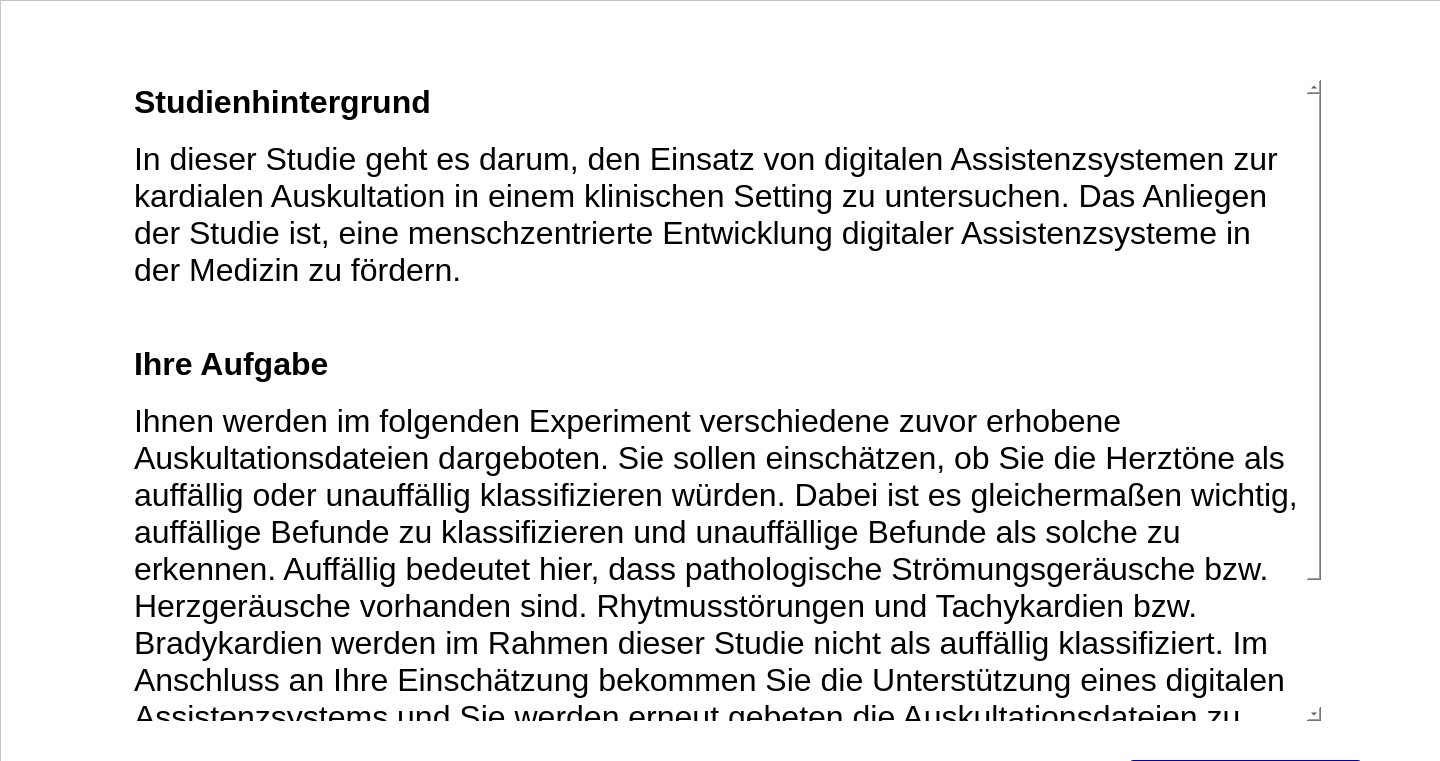
Qt form forms/instructions1.ui (IKI-Lab/auscultation_AI_noise_exp) before a commit.
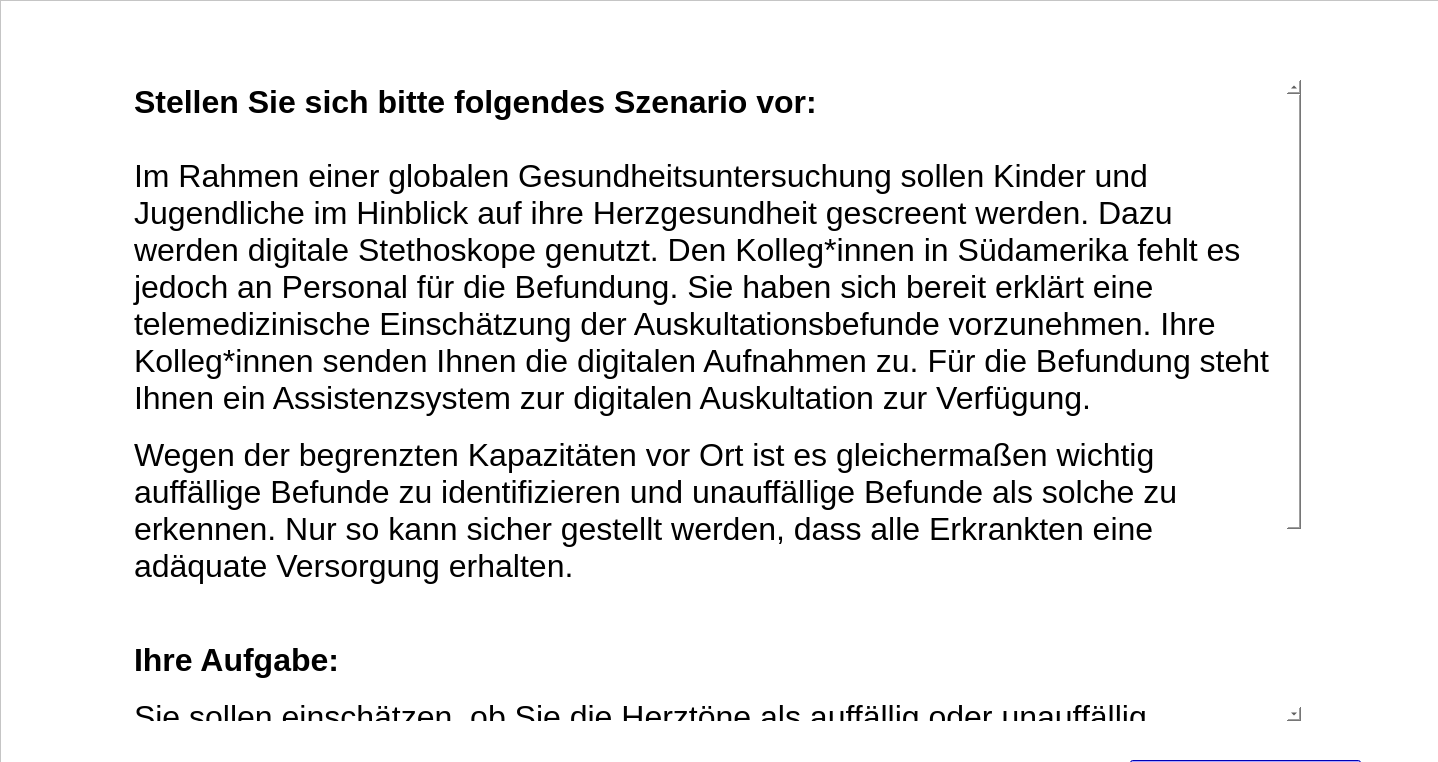
The same form after that commit.

Commit message: Neue Instruktionen

Patch:
```diff
--- a/forms/instructions1.ui
+++ b/forms/instructions1.ui
@@ -6,8 +6,8 @@
    <rect>
     <x>0</x>
     <y>0</y>
-    <width>1440</width>
-    <height>761</height>
+    <width>1438</width>
+    <height>762</height>
    </rect>
   </property>
   <property name="windowTitle">
@@ -64,7 +64,7 @@
      <rect>
       <x>130</x>
       <y>80</y>
-      <width>1191</width>
+      <width>1171</width>
       <height>641</height>
      </rect>
     </property>
@@ -76,14 +76,13 @@
 &lt;html&gt;&lt;head&gt;&lt;meta name=&quot;qrichtext&quot; content=&quot;1&quot; /&gt;&lt;style type=&quot;text/css&quot;&gt;
 p, li { white-space: pre-wrap; }
 &lt;/style&gt;&lt;/head&gt;&lt;body style=&quot; font-family:'.AppleSystemUIFont'; font-size:13pt; font-weight:400; font-style:normal;&quot;&gt;
-&lt;p style=&quot; margin-top:0px; margin-bottom:0px; margin-left:0px; margin-right:0px; -qt-block-indent:0; text-indent:0px;&quot;&gt;&lt;span style=&quot; font-family:'Helvetica Neue'; font-size:24pt; font-weight:600;&quot;&gt;Studienhintergrund&lt;/span&gt;&lt;span style=&quot; font-family:'Helvetica Neue'; font-size:24pt;&quot;&gt;&lt;br /&gt;&lt;/span&gt;&lt;/p&gt;
-&lt;p style=&quot; margin-top:0px; margin-bottom:0px; margin-left:0px; margin-right:0px; -qt-block-indent:0; text-indent:0px;&quot;&gt;&lt;span style=&quot; font-family:'Helvetica Neue'; font-size:24pt;&quot;&gt;In dieser Studie geht es darum, den Einsatz von digitalen Assistenzsystemen zur kardialen Auskultation in einem klinischen Setting zu untersuchen. Das Anliegen der Studie ist, eine menschzentrierte Entwicklung digitaler Assistenzsysteme in der Medizin zu fördern.&lt;/span&gt;&lt;/p&gt;
-&lt;p style=&quot;-qt-paragraph-type:empty; margin-top:0px; margin-bottom:0px; margin-left:0px; margin-right:0px; -qt-block-indent:0; text-indent:0px;&quot;&gt;&lt;br /&gt;&lt;/p&gt;
-&lt;p style=&quot;-qt-paragraph-type:empty; margin-top:0px; margin-bottom:0px; margin-left:0px; margin-right:0px; -qt-block-indent:0; text-indent:0px; font-size:24pt;&quot;&gt;&lt;br /&gt;&lt;/p&gt;
-&lt;p style=&quot; margin-top:0px; margin-bottom:0px; margin-left:0px; margin-right:0px; -qt-block-indent:0; text-indent:0px;&quot;&gt;&lt;span style=&quot; font-family:'Helvetica Neue'; font-size:24pt; font-weight:600;&quot;&gt;Ihre Aufgabe&lt;/span&gt;&lt;span style=&quot; font-family:'Helvetica Neue'; font-size:24pt;&quot;&gt;&lt;br /&gt;&lt;/span&gt;&lt;/p&gt;
-&lt;p style=&quot; margin-top:0px; margin-bottom:0px; margin-left:0px; margin-right:0px; -qt-block-indent:0; text-indent:0px;&quot;&gt;&lt;span style=&quot; font-family:'Helvetica Neue'; font-size:24pt;&quot;&gt;Ihnen werden im folgenden Experiment verschiedene zuvor erhobene Auskultationsdateien dargeboten. Sie sollen einschätzen, ob Sie die Herztöne als auffällig oder unauffällig klassifizieren würden. Dabei ist es gleichermaßen wichtig, auffällige Befunde zu klassifizieren und unauffällige Befunde als solche zu erkennen. Auffällig bedeutet hier, dass pathologische Strömungsgeräusche bzw. Herzgeräusche vorhanden sind. Rhytmusstörungen und Tachykardien bzw. Bradykardien werden im Rahmen dieser Studie nicht als auffällig klassifiziert. Im Anschluss an Ihre Einschätzung bekommen Sie die Unterstützung eines digitalen Assistenzsystems und Sie werden erneut gebeten die Auskultationsdateien zu befunden.&lt;/span&gt;&lt;/p&gt;
-&lt;p style=&quot;-qt-paragraph-type:empty; margin-top:0px; margin-bottom:0px; margin-left:0px; margin-right:0px; -qt-block-indent:0; text-indent:0px; font-family:'Helvetica Neue'; font-size:24pt;&quot;&gt;&lt;br /&gt;&lt;/p&gt;
-&lt;p style=&quot; margin-top:0px; margin-bottom:0px; margin-left:0px; margin-right:0px; -qt-block-indent:0; text-indent:0px;&quot;&gt;&lt;span style=&quot; font-family:'Helvetica Neue'; font-size:24pt;&quot;&gt;Im Folgenden erhalten Sie noch weitere Instruktionen, lesen Sie diese bitte gründlich!&lt;/span&gt;&lt;span style=&quot; font-size:24pt;&quot;&gt; &lt;/span&gt;&lt;/p&gt;&lt;/body&gt;&lt;/html&gt;</string>
+&lt;p style=&quot; margin-top:0px; margin-bottom:0px; margin-left:0px; margin-right:0px; -qt-block-indent:0; text-indent:0px;&quot;&gt;&lt;span style=&quot; font-family:'Helvetica Neue'; font-size:24pt; font-weight:600;&quot;&gt;Stellen Sie sich bitte folgendes Szenario vor:&lt;/span&gt;&lt;/p&gt;
+&lt;p style=&quot;-qt-paragraph-type:empty; margin-top:0px; margin-bottom:0px; margin-left:0px; margin-right:0px; -qt-block-indent:0; text-indent:0px; font-family:'Helvetica Neue'; font-size:24pt; font-weight:600;&quot;&gt;&lt;br /&gt;&lt;/p&gt;
+&lt;p style=&quot; margin-top:0px; margin-bottom:0px; margin-left:0px; margin-right:0px; -qt-block-indent:0; text-indent:0px;&quot;&gt;&lt;span style=&quot; font-family:'Helvetica Neue'; font-size:24pt;&quot;&gt;Im Rahmen einer globalen Gesundheitsuntersuchung sollen Kinder und Jugendliche im Hinblick auf ihre Herzgesundheit gescreent werden. Dazu werden digitale Stethoskope genutzt. Den Kolleg*innen in Südamerika fehlt es jedoch an Personal für die Befundung. Sie haben sich bereit erklärt eine telemedizinische Einschätzung der Auskultationsbefunde vorzunehmen. Ihre Kolleg*innen senden Ihnen die digitalen Aufnahmen zu. Für die Befundung steht Ihnen ein Assistenzsystem zur digitalen Auskultation zur Verfügung.&lt;br /&gt;&lt;/span&gt;&lt;/p&gt;
+&lt;p style=&quot; margin-top:0px; margin-bottom:0px; margin-left:0px; margin-right:0px; -qt-block-indent:0; text-indent:0px;&quot;&gt;&lt;span style=&quot; font-family:'Helvetica Neue'; font-size:24pt;&quot;&gt;Wegen der begrenzten Kapazitäten vor Ort ist es gleichermaßen wichtig auffällige Befunde zu identifizieren und unauffällige Befunde als solche zu erkennen. Nur so kann sicher gestellt werden, dass alle Erkrankten eine adäquate Versorgung erhalten.&lt;br /&gt;&lt;br /&gt;&lt;/span&gt;&lt;/p&gt;
+&lt;p style=&quot; margin-top:0px; margin-bottom:0px; margin-left:0px; margin-right:0px; -qt-block-indent:0; text-indent:0px;&quot;&gt;&lt;span style=&quot; font-family:'Helvetica Neue'; font-size:24pt; font-weight:600;&quot;&gt;Ihre Aufgabe:&lt;/span&gt;&lt;span style=&quot; font-family:'Helvetica Neue'; font-size:24pt;&quot;&gt;&lt;br /&gt;&lt;/span&gt;&lt;/p&gt;
+&lt;p style=&quot; margin-top:0px; margin-bottom:0px; margin-left:0px; margin-right:0px; -qt-block-indent:0; text-indent:0px;&quot;&gt;&lt;span style=&quot; font-family:'Helvetica Neue'; font-size:24pt;&quot;&gt;Sie sollen einschätzen, ob Sie die Herztöne als auffällig oder unauffällig klassifizieren würden. Auffällig bedeutet dabei, dass pathologische Strömungsgeräusche bzw. Herzgeräusche vorhanden sind. Rhytmusstörungen und Tachykardien bzw. Bradykardien werden im Rahmen dieser Studie nicht als auffällig klassifiziert.&lt;br /&gt;&lt;/span&gt;&lt;/p&gt;
+&lt;p style=&quot; margin-top:0px; margin-bottom:0px; margin-left:0px; margin-right:0px; -qt-block-indent:0; text-indent:0px;&quot;&gt;&lt;span style=&quot; font-family:'Helvetica Neue'; font-size:24pt;&quot;&gt;Im Folgenden erhalten Sie noch weitere Informationen, lesen Sie diese bitte gründlich!&lt;/span&gt;&lt;span style=&quot; font-size:24pt;&quot;&gt; &lt;/span&gt;&lt;/p&gt;&lt;/body&gt;&lt;/html&gt;</string>
     </property>
    </widget>
   </widget>
```
The commit also changes 1 other file.
